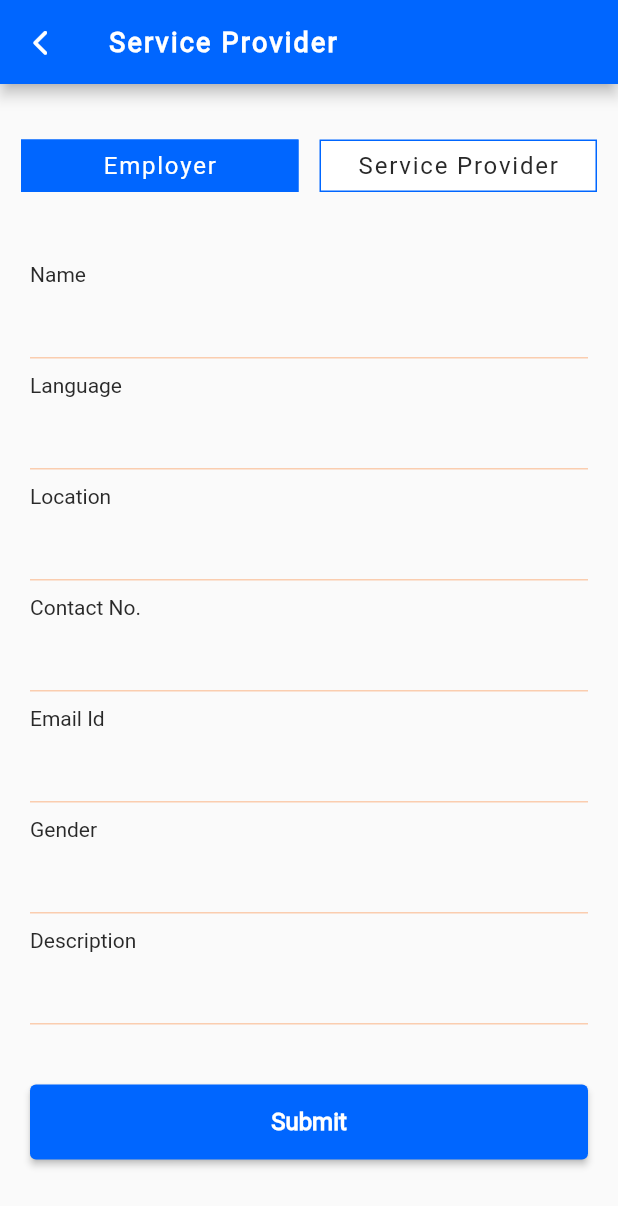
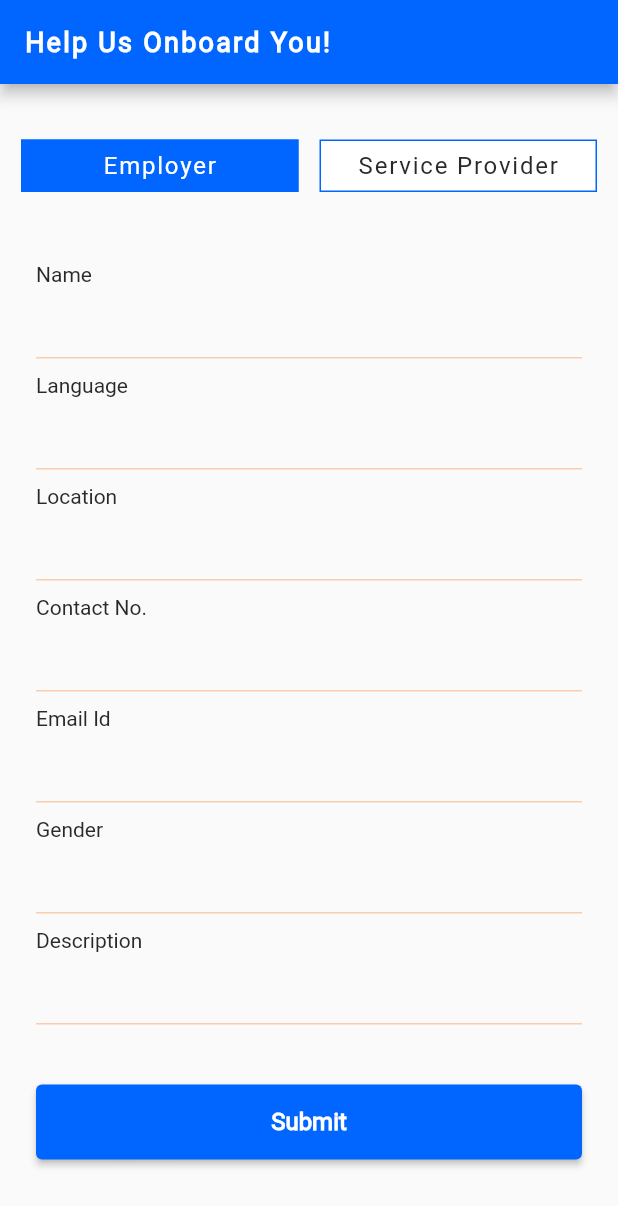
Before and after one commit to sourav-k7/ruralclap_app, a Flutter app: the OnboardingPage screen opened by its route, on a phone screen of 412 x 824 dp. Shown: the top 1206 px of the screen. Run offline on Flutter 3.47's test engine with Material 2 defaults, Android fonts, the light colour scheme and no system bars; drawn by our look-alikes of custom_radio_grouped_button; our stand-ins replace flutter_dotenv, font_awesome_flutter, get, google_sign_in; missing offline and left inert: dart:ffi.

Commit message:
improved onboarding page

```diff
--- a/lib/pages/onboarding_page.dart
+++ b/lib/pages/onboarding_page.dart
@@ -20,21 +20,14 @@ class _OnboardingPageState extends State<OnboardingPage> {
     return Scaffold(
       appBar: AppBar(
         title: const Text(
-          "Service Provider",
+          "Help Us Onboard You!",
           style: TextStyle(
               letterSpacing: 1.5,
               fontSize: 18,
               color: ColorConstant.textPrimaryWhite,
               fontWeight: FontWeight.w600),
         ),
-        leading: IconButton(
-            onPressed: () {
-              Navigator.pop(context);
-            },
-            icon: const FaIcon(
-              FontAwesomeIcons.chevronLeft,
-              size: 18,
-            )),
+        automaticallyImplyLeading: false,
         backgroundColor: ColorConstant.primaryColor,
       ),
       body: SingleChildScrollView(
@@ -81,7 +74,7 @@ class _OnboardingPageState extends State<OnboardingPage> {
               ),
             ),
             Padding(
-              padding: const EdgeInsets.symmetric(horizontal: 20, vertical: 20),
+              padding: const EdgeInsets.symmetric(horizontal: 24, vertical: 20),
               child: Form(
                 key: _formKey,
                 child: Column(
```
